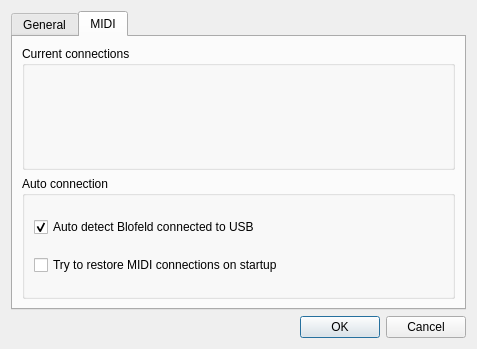
Qt form bigglesworth/settings.ui (MaurizioB/Bigglesworth) before a commit.
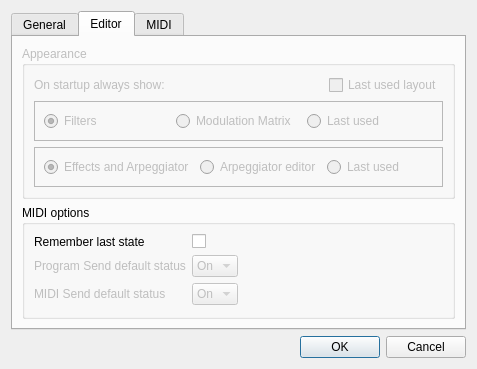
The same form after that commit. The open tabs and pages were chosen to show the change. Custom widgets are drawn as their Qt base class.

Commit message: Settings dialog, Sound name from sysex, more fixes Some settings are now available under the "Preferences" dialog window, allowing to remember the latest MIDI connection status and MIDI send parameters. Other options are coming. Sound name is now actually retrieved from the sysex parameters, and changes to the current sound name are now shown on the Editor display, if sysex send is enabled from the Blofeld and it is connected.

The edit to the form file:
```diff
--- a/bigglesworth/settings.ui
+++ b/bigglesworth/settings.ui
@@ -23,6 +23,264 @@
       <attribute name="title">
        <string>General</string>
       </attribute>
+      <layout class="QVBoxLayout" name="verticalLayout_2">
+       <item>
+        <widget class="QGroupBox" name="groupBox_2">
+         <property name="title">
+          <string>Library</string>
+         </property>
+         <layout class="QGridLayout" name="gridLayout_4">
+          <item row="0" column="0">
+           <layout class="QFormLayout" name="formLayout_2">
+            <item row="0" column="0">
+             <widget class="QLabel" name="doubleClickOnASoundWillLabel">
+              <property name="text">
+               <string>Double click on a sound will</string>
+              </property>
+             </widget>
+            </item>
+            <item row="0" column="1">
+             <widget class="QComboBox" name="library_doubleclick_combo">
+              <property name="currentIndex">
+               <number>3</number>
+              </property>
+              <item>
+               <property name="text">
+                <string>do nothing</string>
+               </property>
+              </item>
+              <item>
+               <property name="text">
+                <string>send Program Change</string>
+               </property>
+              </item>
+              <item>
+               <property name="text">
+                <string>open Editor for the selected sound</string>
+               </property>
+              </item>
+              <item>
+               <property name="text">
+                <string>send Program Change and open Editor</string>
+               </property>
+              </item>
+             </widget>
+            </item>
+           </layout>
+          </item>
+         </layout>
+        </widget>
+       </item>
+      </layout>
+     </widget>
+     <widget class="QWidget" name="editor_tab">
+      <attribute name="title">
+       <string>Editor</string>
+      </attribute>
+      <layout class="QGridLayout" name="gridLayout_5">
+       <item row="1" column="0">
+        <widget class="QGroupBox" name="groupBox_3">
+         <property name="title">
+          <string>MIDI options</string>
+         </property>
+         <layout class="QGridLayout" name="gridLayout_6">
+          <item row="0" column="0">
+           <layout class="QFormLayout" name="formLayout_3">
+            <property name="fieldGrowthPolicy">
+             <enum>QFormLayout::ExpandingFieldsGrow</enum>
+            </property>
+            <item row="0" column="0">
+             <widget class="QLabel" name="rememberLastStateLabel">
+              <property name="text">
+               <string>Remember last state</string>
+              </property>
+             </widget>
+            </item>
+            <item row="0" column="1">
+             <widget class="QCheckBox" name="editor_remember_chk"/>
+            </item>
+            <item row="1" column="0">
+             <widget class="QLabel" name="programSendStatusLabel">
+              <property name="enabled">
+               <bool>false</bool>
+              </property>
+              <property name="text">
+               <string>Program Send default status</string>
+              </property>
+             </widget>
+            </item>
+            <item row="1" column="1">
+             <widget class="QComboBox" name="editor_pgm_send_combo">
+              <property name="enabled">
+               <bool>false</bool>
+              </property>
+              <property name="currentIndex">
+               <number>1</number>
+              </property>
+              <item>
+               <property name="text">
+                <string>Off</string>
+               </property>
+              </item>
+              <item>
+               <property name="text">
+                <string>On</string>
+               </property>
+              </item>
+             </widget>
+            </item>
+            <item row="2" column="0">
+             <widget class="QLabel" name="mIDISendDefaultStatusLabel">
+              <property name="enabled">
+               <bool>false</bool>
+              </property>
+              <property name="text">
+               <string>MIDI Send default status</string>
+              </property>
+             </widget>
+            </item>
+            <item row="2" column="1">
+             <widget class="KComboBox" name="editor_midi_send_combo">
+              <property name="enabled">
+               <bool>false</bool>
+              </property>
+              <property name="currentIndex">
+               <number>1</number>
+              </property>
+              <item>
+               <property name="text">
+                <string>Off</string>
+               </property>
+              </item>
+              <item>
+               <property name="text">
+                <string>On</string>
+               </property>
+              </item>
+             </widget>
+            </item>
+           </layout>
+          </item>
+         </layout>
+        </widget>
+       </item>
+       <item row="0" column="0">
+        <widget class="QGroupBox" name="groupBox_4">
+         <property name="enabled">
+          <bool>false</bool>
+         </property>
+         <property name="title">
+          <string>Appearance</string>
+         </property>
+         <layout class="QGridLayout" name="gridLayout_7">
+          <item row="0" column="0">
+           <widget class="QLabel" name="label">
+            <property name="text">
+             <string>On startup always show:</string>
+            </property>
+           </widget>
+          </item>
+          <item row="0" column="1" alignment="Qt::AlignRight">
+           <widget class="QCheckBox" name="editor_appearance_remember_last_chk">
+            <property name="text">
+             <string>Last used layout</string>
+            </property>
+           </widget>
+          </item>
+          <item row="1" column="0" colspan="2">
+           <widget class="QFrame" name="frame">
+            <property name="frameShape">
+             <enum>QFrame::StyledPanel</enum>
+            </property>
+            <property name="frameShadow">
+             <enum>QFrame::Sunken</enum>
+            </property>
+            <layout class="QHBoxLayout" name="horizontalLayout">
+             <item>
+              <widget class="QRadioButton" name="radioButton_2">
+               <property name="text">
+                <string>Filters</string>
+               </property>
+               <property name="checked">
+                <bool>true</bool>
+               </property>
+               <attribute name="buttonGroup">
+                <string notr="true">editor_appearance_filter_matrix_group</string>
+               </attribute>
+              </widget>
+             </item>
+             <item>
+              <widget class="QRadioButton" name="radioButton">
+               <property name="text">
+                <string>Modulation Matrix</string>
+               </property>
+               <attribute name="buttonGroup">
+                <string notr="true">editor_appearance_filter_matrix_group</string>
+               </attribute>
+              </widget>
+             </item>
+             <item>
+              <widget class="QRadioButton" name="radioButton_3">
+               <property name="text">
+                <string>Last used</string>
+               </property>
+               <attribute name="buttonGroup">
+                <string notr="true">editor_appearance_filter_matrix_group</string>
+               </attribute>
+              </widget>
+             </item>
+            </layout>
+           </widget>
+          </item>
+          <item row="2" column="0" colspan="2">
+           <widget class="QFrame" name="frame_3">
+            <property name="frameShape">
+             <enum>QFrame::StyledPanel</enum>
+            </property>
+            <property name="frameShadow">
+             <enum>QFrame::Sunken</enum>
+            </property>
+            <layout class="QHBoxLayout" name="horizontalLayout_2">
+             <item>
+              <widget class="QRadioButton" name="radioButton_4">
+               <property name="text">
+                <string>Effects and Arpeggiator</string>
+               </property>
+               <property name="checked">
+                <bool>true</bool>
+               </property>
+               <attribute name="buttonGroup">
+                <string notr="true">editor_appearance_adv_group</string>
+               </attribute>
+              </widget>
+             </item>
+             <item>
+              <widget class="QRadioButton" name="radioButton_5">
+               <property name="text">
+                <string>Arpeggiator editor</string>
+               </property>
+               <attribute name="buttonGroup">
+                <string notr="true">editor_appearance_adv_group</string>
+               </attribute>
+              </widget>
+             </item>
+             <item>
+              <widget class="QRadioButton" name="radioButton_6">
+               <property name="text">
+                <string>Last used</string>
+               </property>
+               <attribute name="buttonGroup">
+                <string notr="true">editor_appearance_adv_group</string>
+               </attribute>
+              </widget>
+             </item>
+            </layout>
+           </widget>
+          </item>
+         </layout>
+        </widget>
+       </item>
+      </layout>
      </widget>
      <widget class="QWidget" name="midi_tab">
       <attribute name="title">
@@ -31,6 +289,12 @@
       <layout class="QGridLayout" name="gridLayout">
        <item row="0" column="0">
         <widget class="QGroupBox" name="midi_groupbox">
+         <property name="sizePolicy">
+          <sizepolicy hsizetype="Preferred" vsizetype="Expanding">
+           <horstretch>0</horstretch>
+           <verstretch>0</verstretch>
+          </sizepolicy>
+         </property>
          <property name="title">
           <string>Current connections</string>
          </property>
@@ -56,7 +320,7 @@
           <item row="2" column="0">
            <widget class="QCheckBox" name="restore_midi_chk">
             <property name="text">
-             <string>Try to restore MIDI connections on startup</string>
+             <string>Try to remember MIDI connections</string>
             </property>
            </widget>
           </item>
@@ -79,6 +343,13 @@
    </item>
   </layout>
  </widget>
+ <customwidgets>
+  <customwidget>
+   <class>KComboBox</class>
+   <extends>QComboBox</extends>
+   <header>kcombobox.h</header>
+  </customwidget>
+ </customwidgets>
  <resources/>
  <connections>
   <connection>
```
Left out of the diff: 82 changed lines with no effect on the pictures. The commit also changes 9 other files.
